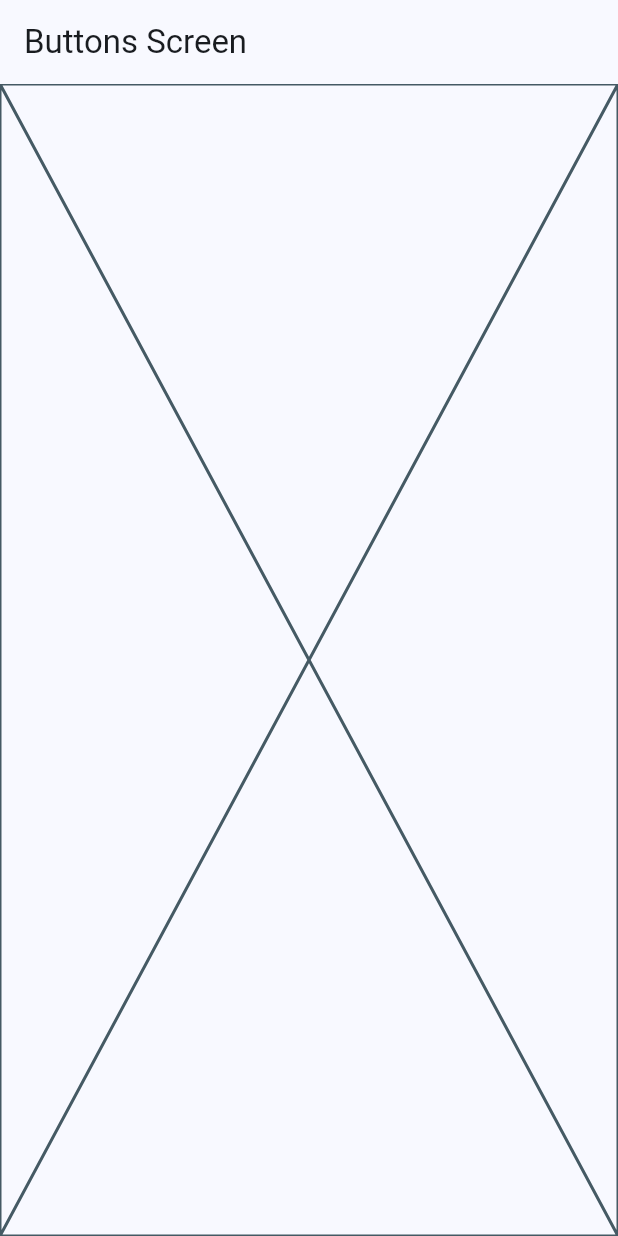
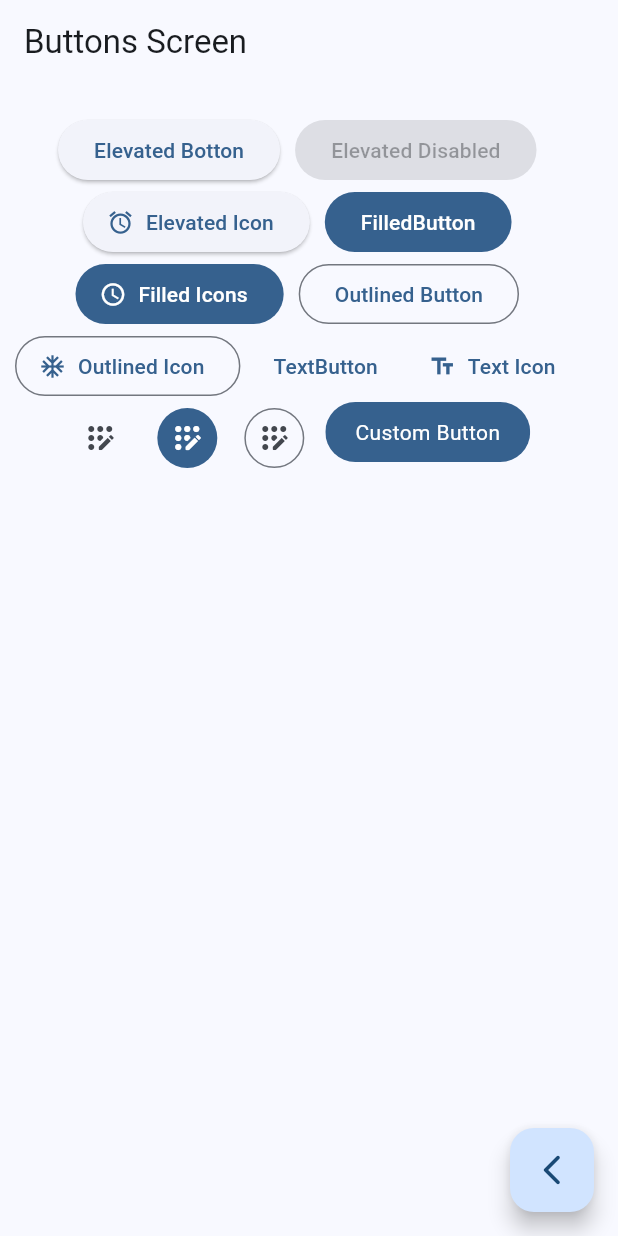
Before and after one commit to EduirBR/widgets_app_devtalles_curso, a Flutter app: the ButtonsScreen screen opened by its route, on a phone screen of 412 x 824 dp. Run offline on Flutter 3.47's test engine with Material 3 defaults, Android fonts, the phone set to English and light mode, and no system bars; our stand-ins replace go_router.

Commit message:
updates: * names added to the class view. * worked on buttons view.

```diff
--- a/lib/config/router/app_router.dart
+++ b/lib/config/router/app_router.dart
@@ -4,9 +4,12 @@ import 'package:widgets_app/presentation/screens/screens.dart';
 
 class AppRouter {
   static List<RouteBase> routes = [
-    addRoute(path: '/', name: 'home', view: const HomeScreen()),
-    addRoute(path: '/bottons', name: 'bottons', view: const ButtonsScreen()),
-    addRoute(path: '/cards', name: 'cards', view: const CardsScreen()),
+    addRoute(path: '/', name: HomeScreen.name, view: const HomeScreen()),
+    addRoute(
+        path: '/bottons',
+        name: ButtonsScreen.name,
+        view: const ButtonsScreen()),
+    addRoute(path: '/cards', name: CardsScreen.name, view: const CardsScreen()),
   ];
 
   static GoRouter router = GoRouter(initialLocation: '/', routes: routes);
--- a/lib/presentation/screens/buttons/buttons_screen.dart
+++ b/lib/presentation/screens/buttons/buttons_screen.dart
@@ -1,6 +1,10 @@
 import 'package:flutter/material.dart';
+import 'package:go_router/go_router.dart';
+import 'package:widgets_app/presentation/widgets/custom_button.dart';
 
 class ButtonsScreen extends StatelessWidget {
+  static const name = 'buttons_screen';
+
   const ButtonsScreen({super.key});
 
   @override
@@ -9,7 +13,59 @@ class ButtonsScreen extends StatelessWidget {
       appBar: AppBar(
         title: const Text('Buttons Screen'),
       ),
-      body: const Placeholder(),
+      floatingActionButton: FloatingActionButton(
+        onPressed: () {
+          context.pop();
+        },
+        child: const Icon(Icons.arrow_back_ios_new_rounded),
+      ),
+      body: Padding(
+        padding: const EdgeInsets.symmetric(horizontal: 10, vertical: 20),
+        child: Wrap(
+          spacing: 10,
+          alignment: WrapAlignment.center,
+          children: [
+            ElevatedButton(
+                onPressed: () {}, child: const Text('Elevated Botton')),
+            const ElevatedButton(
+                onPressed: null, child: Text('Elevated Disabled')),
+            ElevatedButton.icon(
+              onPressed: () {},
+              label: const Text('Elevated Icon'),
+              icon: const Icon(Icons.access_alarm),
+            ),
+            FilledButton(onPressed: () {}, child: const Text('FilledButton')),
+            FilledButton.icon(
+              onPressed: () {},
+              label: const Text('Filled Icons'),
+              icon: const Icon(Icons.access_time),
+            ),
+            OutlinedButton(
+                onPressed: () {}, child: const Text('Outlined Button')),
+            OutlinedButton.icon(
+              onPressed: () {},
+              label: const Text('Outlined Icon'),
+              icon: const Icon(Icons.ac_unit_sharp),
+            ),
+            TextButton(onPressed: () {}, child: const Text('TextButton')),
+            TextButton.icon(
+              onPressed: () {},
+              icon: const Icon(Icons.text_fields_outlined),
+              label: const Text('Text Icon'),
+            ),
+            IconButton(
+                onPressed: () {},
+                icon: const Icon(Icons.app_registration_rounded)),
+            IconButton.filled(
+                onPressed: () {},
+                icon: const Icon(Icons.app_registration_rounded)),
+            IconButton.outlined(
+                onPressed: () {},
+                icon: const Icon(Icons.app_registration_rounded)),
+            const CustomButton(),
+          ],
+        ),
+      ),
     );
   }
 }
--- a/lib/presentation/screens/cards/cards_screen.dart
+++ b/lib/presentation/screens/cards/cards_screen.dart
@@ -1,6 +1,8 @@
 import 'package:flutter/material.dart';
 
 class CardsScreen extends StatelessWidget {
+  static const name = 'cards_screen';
+
   const CardsScreen({super.key});
 
   @override
--- a/lib/presentation/screens/home/home_screen.dart
+++ b/lib/presentation/screens/home/home_screen.dart
@@ -3,6 +3,8 @@ import 'package:go_router/go_router.dart';
 import 'package:widgets_app/config/menu/menu_items.dart';
 
 class HomeScreen extends StatelessWidget {
+  static const name = 'home_screen';
+
   const HomeScreen({super.key});
 
   @override
--- /dev/null
+++ b/lib/presentation/widgets/custom_button.dart
@@ -0,0 +1,23 @@
+import 'package:flutter/material.dart';
+
+class CustomButton extends StatelessWidget {
+  const CustomButton({super.key});
+
+  @override
+  Widget build(BuildContext context) {
+    final colors = Theme.of(context).colorScheme;
+    return ClipRRect(
+      borderRadius: BorderRadius.circular(20),
+      child: Material(
+        color: colors.primary,
+        child: InkWell(
+          onTap: () {},
+          child: const Padding(
+              padding: EdgeInsets.symmetric(horizontal: 20, vertical: 10),
+              child:
+                  Text('Custom Button', style: TextStyle(color: Colors.white))),
+        ),
+      ),
+    );
+  }
+}
```
